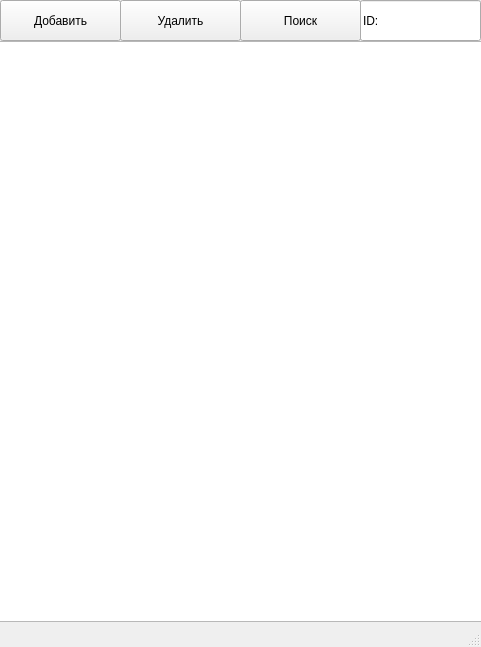
Above: main_window_ui.ui from DelZeiT/Manage_contact before the change. Below: the same form after it.
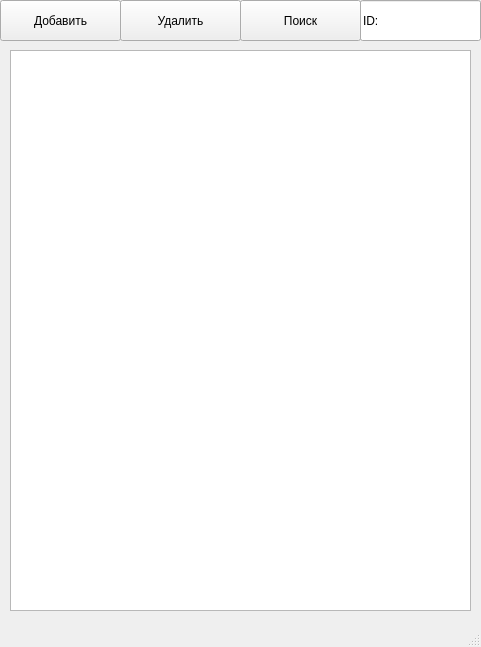
That is the form after the change.

Diff of the .ui file:
```diff
--- a/main_window_ui.ui
+++ b/main_window_ui.ui
@@ -154,10 +154,10 @@
    <widget class="QListWidget" name="listWidget">
     <property name="geometry">
      <rect>
-      <x>-5</x>
-      <y>41</y>
-      <width>491</width>
-      <height>581</height>
+      <x>10</x>
+      <y>50</y>
+      <width>461</width>
+      <height>561</height>
      </rect>
     </property>
    </widget>
```
